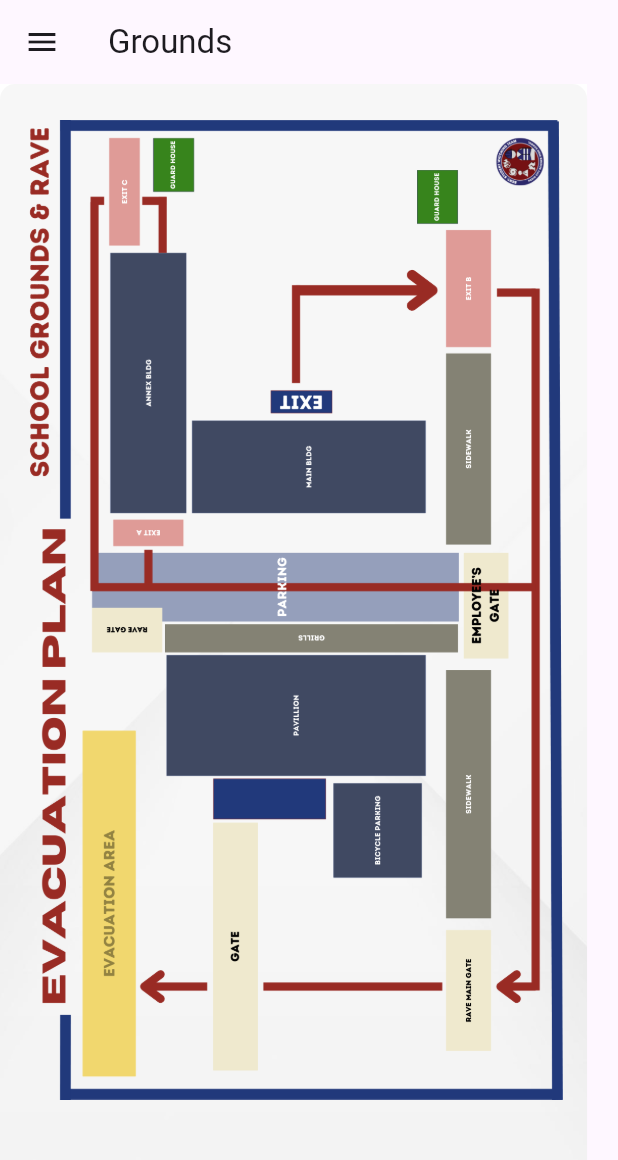
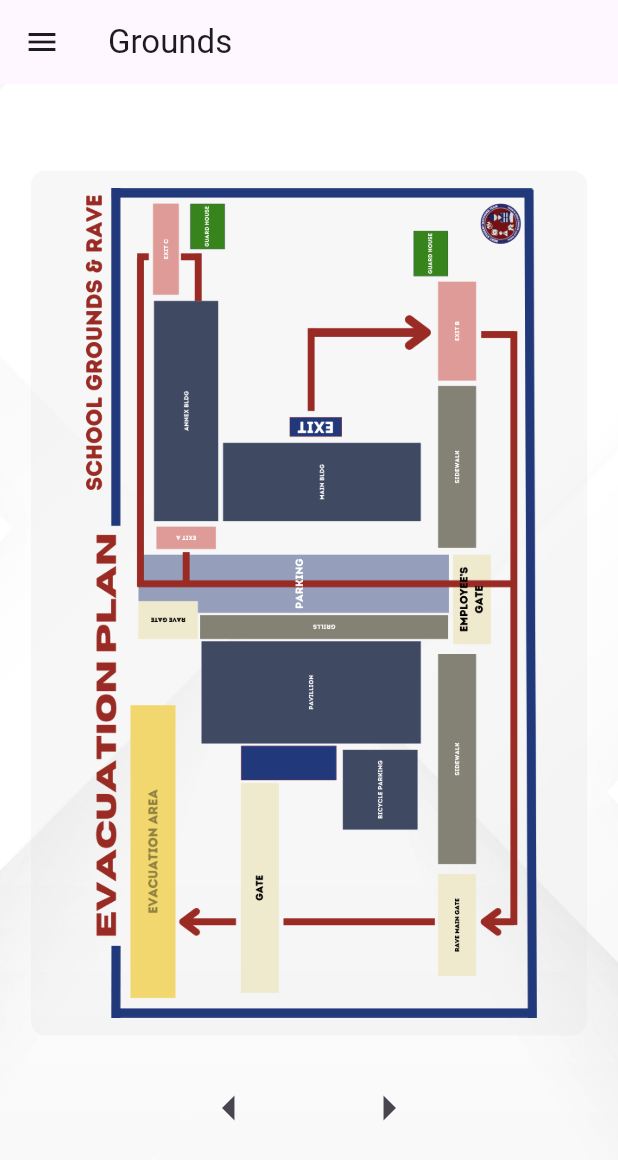
Before and after one commit to Velsariaa/hazmap, a Flutter app: the GroundsPage screen opened directly, on a phone screen of 412 x 824 dp. Shown: the top 1160 px of the screen. Run offline on Flutter 3.47's test engine with Material 3 defaults, Android fonts, the phone set to English and light mode, and no system bars.

Commit message:
fixed arrows

```diff
--- a/lib/pages/Grounds.dart
+++ b/lib/pages/Grounds.dart
@@ -1,5 +1,7 @@
 import 'package:flutter/material.dart';
 import '../components/NavigationBar.dart';
+import 'FirstFloor.dart'; // Import the required page
+import 'Home.dart'; // Import homepage if needed
 
 class GroundsPage extends StatelessWidget {
   const GroundsPage({super.key});
@@ -28,22 +30,53 @@ class GroundsPage extends StatelessWidget {
             fit: BoxFit.cover,
           ),
         ),
-        child: Container(
-          width: MediaQuery.of(context).size.width * 0.95,
-          height: MediaQuery.of(context).size.height * 0.95,
+        child: Center(
+          child: Column(
+            mainAxisAlignment: MainAxisAlignment.center,
+            children: [
+              Container(
+                width: MediaQuery.of(context).size.width * 0.9,
+                height: MediaQuery.of(context).size.height * 0.7,
                 decoration: BoxDecoration(
                   color: const Color.fromARGB(255, 226, 226, 226).withOpacity(0.27),
                   borderRadius: BorderRadius.circular(10),
                 ),
                 child: Padding(
                   padding: const EdgeInsets.all(12.0),
-            child: Align(
-              alignment: Alignment.topCenter,
-              child: Container(
-                padding: const EdgeInsets.only(top: 12.0, bottom: 12.0),
-                child: Image.asset('lib/assets/groundsevacplan.png'),
+                  child: Center(
+                    child: Image.asset(
+                      'lib/assets/groundsevacplan.png',
+                      fit: BoxFit.contain,
                     ),
                   ),
+                ),
+              ),
+              const SizedBox(height: 20),
+              Row(
+                mainAxisAlignment: MainAxisAlignment.center,
+                children: [
+                  IconButton(
+                    icon: const Icon(Icons.arrow_left, size: 40),
+                    onPressed: () {
+                      Navigator.push(
+                        context,
+                        MaterialPageRoute(builder: (context) => const HomePage()),
+                      );
+                    },
+                  ),
+                  const SizedBox(width: 50),
+                  IconButton(
+                    icon: const Icon(Icons.arrow_right, size: 40),
+                    onPressed: () {
+                      Navigator.push(
+                        context,
+                        MaterialPageRoute(builder: (context) => const FirstFloorPage()),
+                      );
+                    },
+                  ),
+                ],
+              ),
+            ],
           ),
         ),
       ),
```
Lines whose indentation alone changed are shown as unchanged.
